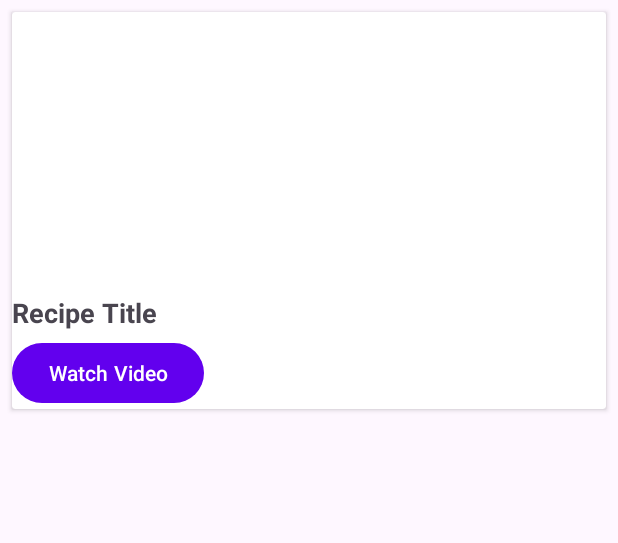
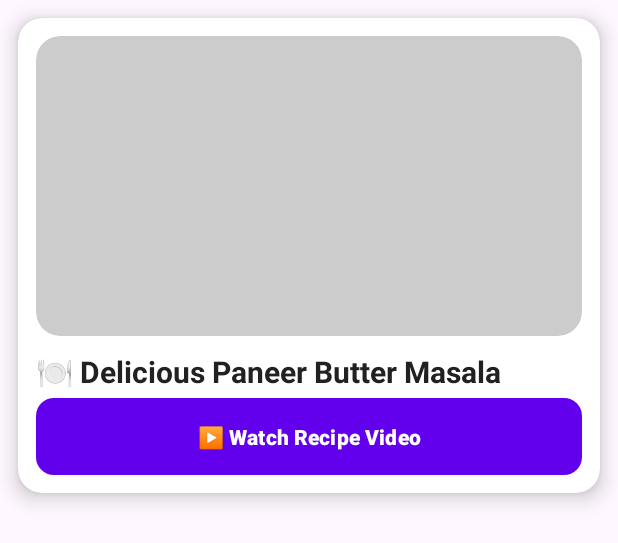
Before and after one commit to CS-BIT-Project/2228010-CHANDAN-KAIWART, an Android app: the layout item_recipe.xml on its own in the app's theme, with its tools: preview values and no code run, on a phone screen of 412 x 824 dp. Shown: the top 543 px of the screen. Run offline under Robolectric (Android 15) with nearby library versions, the phone set to English and light mode, and no system bars.

Commit message:
updated upt UI

```diff
--- a/app/src/main/java/com/example/myapplication/ui/video/VideoPlayerFragment.kt
+++ b/app/src/main/java/com/example/myapplication/ui/video/VideoPlayerFragment.kt
@@ -42,7 +42,7 @@ class VideoPlayerFragment : Fragment() {
         settings.javaScriptEnabled = true
         settings.domStorageEnabled = true
 
-        val videoUrl = "https://www.youtube.com/embed/$videoId"
+        val videoUrl = "https://www.youtube.com/embed/$videoId?autoplay=1&rel=0"
         webView.loadUrl(videoUrl)
     }
 }
--- a/app/src/main/res/drawable/rounded_button.xml
+++ b/app/src/main/res/drawable/rounded_button.xml
@@ -1,10 +1,14 @@
-<?xml version="1.0" encoding="utf-8"?>
 <selector xmlns:android="http://schemas.android.com/apk/res/android">
+    <item android:state_pressed="true">
+        <shape android:shape="rectangle">
+            <solid android:color="#E64A19" />
+            <corners android:radius="12dp" />
+        </shape>
+    </item>
     <item>
-        <shape android:shape="ring">
-            <corners android:radius="160dp" />
-            <solid android:color="#0000" /> <!-- Change color as needed -->
-            <padding android:left="8dp" android:right="8dp" android:top="8dp" android:bottom="8dp" />
+        <shape android:shape="rectangle">
+            <solid android:color="#FF5722" />
+            <corners android:radius="12dp" />
         </shape>
     </item>
 </selector>
--- /dev/null
+++ b/app/src/main/res/drawable/rounded_edit_text.xml
@@ -0,0 +1,6 @@
+<shape xmlns:android="http://schemas.android.com/apk/res/android"
+    android:shape="rectangle">
+    <solid android:color="#FFFFFF" />
+    <corners android:radius="12dp" />
+    <stroke android:width="1dp" android:color="#DDDDDD" />
+</shape>
--- /dev/null
+++ b/app/src/main/res/drawable/rounded_image.xml
@@ -0,0 +1,5 @@
+<shape xmlns:android="http://schemas.android.com/apk/res/android"
+    android:shape="rectangle">
+    <corners android:radius="16dp" />
+    <solid android:color="#CCCCCC" />
+</shape>
--- a/app/src/main/res/layout/item_recipe.xml
+++ b/app/src/main/res/layout/item_recipe.xml
@@ -2,35 +2,50 @@
 <androidx.cardview.widget.CardView xmlns:android="http://schemas.android.com/apk/res/android"
     android:layout_width="match_parent"
     android:layout_height="wrap_content"
-    android:layout_margin="8dp"
-    android:elevation="4dp"
-    android:padding="8dp">
+    xmlns:app="http://schemas.android.com/apk/res-auto"
+    android:layout_margin="12dp"
+    app:cardElevation="8dp"
+    app:cardCornerRadius="16dp"
+    android:backgroundTint="#FFFFFF"
+    android:foreground="?android:attr/selectableItemBackground">
 
     <LinearLayout
         android:layout_width="match_parent"
         android:layout_height="wrap_content"
-        android:orientation="vertical">
+        android:orientation="vertical"
+        android:padding="12dp">
 
+        <!-- Recipe Image with rounded corners -->
         <ImageView
             android:id="@+id/recipeImage"
             android:layout_width="match_parent"
-            android:layout_height="180dp"
-            android:scaleType="centerCrop" />
+            android:layout_height="200dp"
+            android:scaleType="centerCrop"
+            android:background="@drawable/rounded_image"
+            android:clipToOutline="true" />
 
+        <!-- Recipe Title -->
         <TextView
             android:id="@+id/recipeTitle"
-            android:layout_width="wrap_content"
+            android:layout_width="match_parent"
             android:layout_height="wrap_content"
-            android:text="Recipe Title"
-            android:textSize="18sp"
+            android:text="🍽️ Delicious Paneer Butter Masala"
+            android:textSize="20sp"
+            android:textColor="#212121"
             android:textStyle="bold"
-            android:paddingTop="8dp" />
+            android:paddingTop="10dp"
+            android:paddingBottom="4dp" />
 
+        <!-- Watch Video Button -->
         <Button
             android:id="@+id/watchVideoBtn"
-            android:layout_width="wrap_content"
+            android:layout_width="match_parent"
             android:layout_height="wrap_content"
-            android:text="Watch Video"
-            android:layout_marginTop="4dp" />
+            android:text="▶️ Watch Recipe Video"
+            android:background="@drawable/rounded_button"
+            android:textColor="#FFFFFF"
+            android:textStyle="bold"
+            android:padding="12dp"
+            android:elevation="4dp" />
     </LinearLayout>
 </androidx.cardview.widget.CardView>
```
Also changed, not shown: app/src/main/res/drawable/rounded_card.xml (added, +7 -0 lines), app/src/main/res/layout/fragment_home.xml (+24 -9 lines), app/src/main/res/layout/fragment_search.xml (+22 -5 lines).
